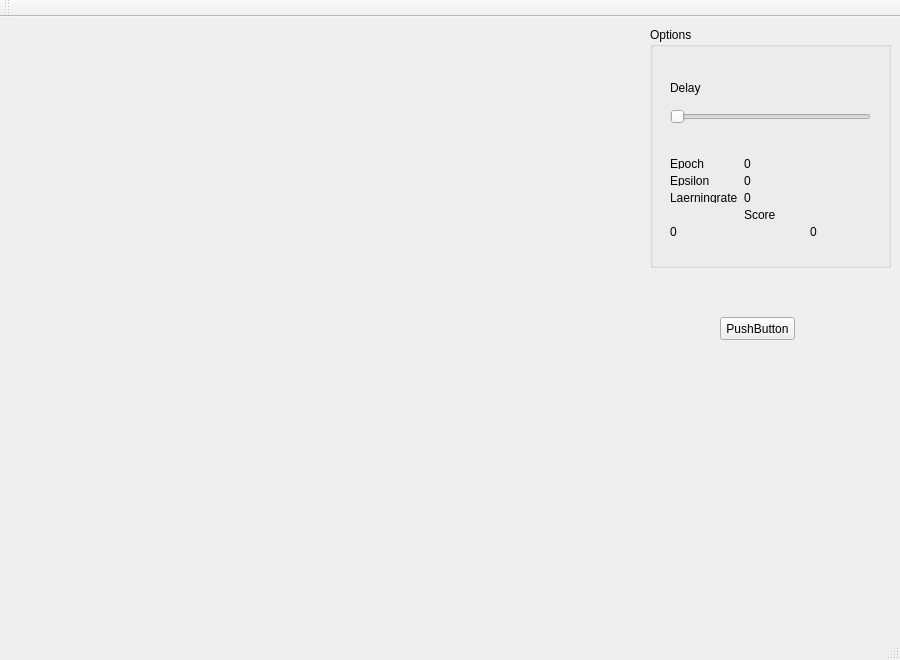
Elliot-Kolhi/sfml_implement, file mainwindow.ui: the form before one commit.
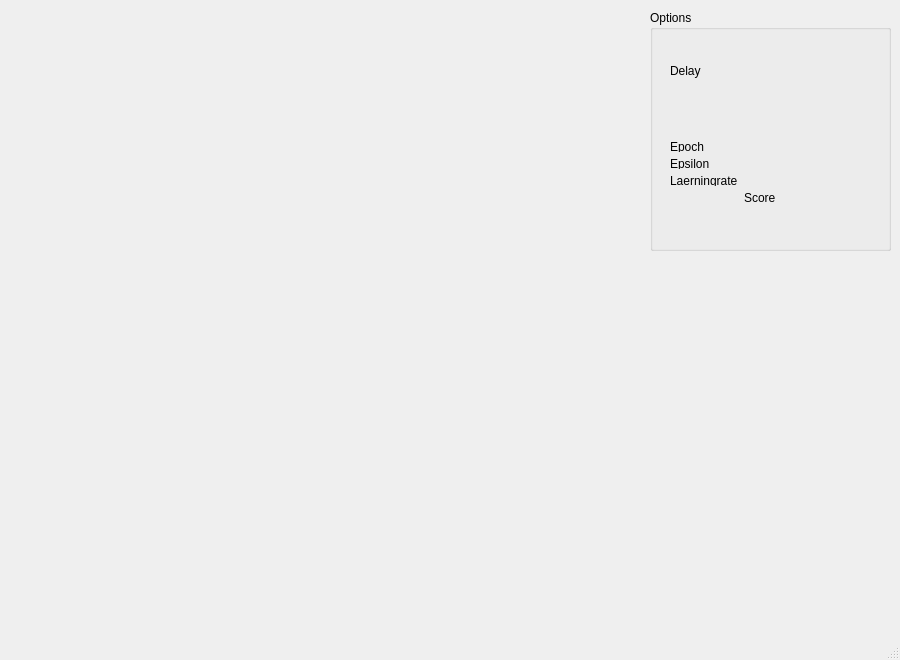
The form after the commit.

Patch:
```diff
--- a/mainwindow.ui
+++ b/mainwindow.ui
@@ -26,19 +26,6 @@
     <property name="title">
      <string>Options</string>
     </property>
-    <widget class="QSlider" name="horizontalSlider">
-     <property name="geometry">
-      <rect>
-       <x>20</x>
-       <y>80</y>
-       <width>201</width>
-       <height>19</height>
-      </rect>
-     </property>
-     <property name="orientation">
-      <enum>Qt::Horizontal</enum>
-     </property>
-    </widget>
     <widget class="QLabel" name="label">
      <property name="geometry">
       <rect>
@@ -62,62 +49,6 @@
       </rect>
      </property>
      <layout class="QGridLayout" name="gridLayout">
-      <item row="4" column="2">
-       <widget class="QLabel" name="label_9">
-        <property name="text">
-         <string>0</string>
-        </property>
-       </widget>
-      </item>
-      <item row="2" column="0">
-       <widget class="QLabel" name="label_4">
-        <property name="text">
-         <string>Laerningrate</string>
-        </property>
-       </widget>
-      </item>
-      <item row="0" column="0">
-       <widget class="QLabel" name="label_2">
-        <property name="text">
-         <string>Epoch</string>
-        </property>
-       </widget>
-      </item>
-      <item row="4" column="0">
-       <widget class="QLabel" name="label_8">
-        <property name="text">
-         <string>0</string>
-        </property>
-       </widget>
-      </item>
-      <item row="1" column="0">
-       <widget class="QLabel" name="label_3">
-        <property name="text">
-         <string>Epsilon</string>
-        </property>
-       </widget>
-      </item>
-      <item row="2" column="1" colspan="2">
-       <widget class="QLabel" name="label_7">
-        <property name="text">
-         <string>0</string>
-        </property>
-       </widget>
-      </item>
-      <item row="1" column="1" colspan="2">
-       <widget class="QLabel" name="label_5">
-        <property name="text">
-         <string>0</string>
-        </property>
-       </widget>
-      </item>
-      <item row="0" column="1" colspan="2">
-       <widget class="QLabel" name="label_6">
-        <property name="text">
-         <string>0</string>
-        </property>
-       </widget>
-      </item>
       <item row="3" column="1" colspan="2">
        <widget class="QLabel" name="label_10">
         <property name="text">
@@ -125,22 +56,37 @@
         </property>
        </widget>
       </item>
+      <item row="1" column="0">
+       <widget class="QLabel" name="label_3">
+        <property name="text">
+         <string>Epsilon</string>
+        </property>
+       </widget>
+      </item>
+      <item row="0" column="0">
+       <widget class="QLabel" name="label_2">
+        <property name="text">
+         <string>Epoch</string>
+        </property>
+       </widget>
+      </item>
+      <item row="2" column="0">
+       <widget class="QLabel" name="label_4">
+        <property name="text">
+         <string>Laerningrate</string>
+        </property>
+       </widget>
+      </item>
+      <item row="4" column="2">
+       <widget class="QLabel" name="label_9">
+        <property name="text">
+         <string> </string>
+        </property>
+       </widget>
+      </item>
      </layout>
     </widget>
    </widget>
-   <widget class="QPushButton" name="pushButton">
-    <property name="geometry">
-     <rect>
-      <x>720</x>
-      <y>300</y>
-      <width>75</width>
-      <height>23</height>
-     </rect>
-    </property>
-    <property name="text">
-     <string>PushButton</string>
-    </property>
-   </widget>
   </widget>
   <widget class="QMenuBar" name="menuBar">
    <property name="geometry">
@@ -152,14 +98,6 @@
     </rect>
    </property>
   </widget>
-  <widget class="QToolBar" name="mainToolBar">
-   <attribute name="toolBarArea">
-    <enum>TopToolBarArea</enum>
-   </attribute>
-   <attribute name="toolBarBreak">
-    <bool>false</bool>
-   </attribute>
-  </widget>
   <widget class="QStatusBar" name="statusBar"/>
  </widget>
  <layoutdefault spacing="6" margin="11"/>
```
